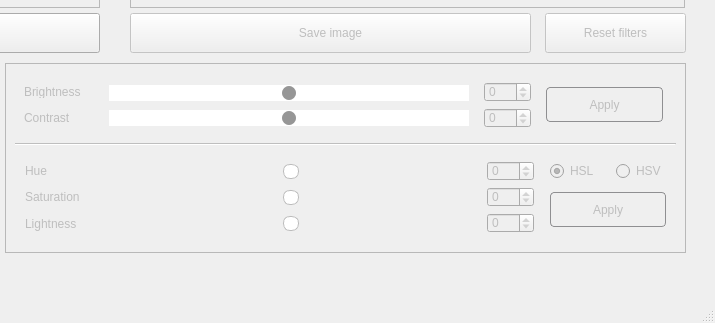
Above: view.ui from kryakkva/PhotoLab before the change; both pictures show x 485 to 1200 and y 477 to 800 of the 1200 by 800 pixel window. Below: the same form after it.
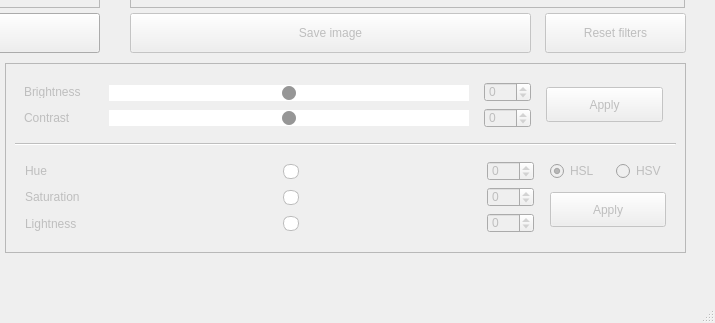
That is the form after the change.

```diff
--- a/view.ui
+++ b/view.ui
@@ -469,19 +469,6 @@
            <height>35</height>
           </size>
          </property>
-         <property name="styleSheet">
-          <string notr="true">QPushButton {
-    border: 1px solid #8f8f91;
-    border-radius: 4px;
-    background-color: qlineargradient(x1: 0, y1: 0, x2: 0, y2: 1,
-                                      stop: 0 #f6f7fa, stop: 1 #dadbde);
-}
-
-QPushButton:pressed {
-    background-color: qlineargradient(x1: 0, y1: 0, x2: 0, y2: 1,
-                                      stop: 0 #dadbde, stop: 1 #f6f7fa);
-}</string>
-         </property>
          <property name="text">
           <string>Apply</string>
          </property>
@@ -996,19 +983,6 @@
            <height>35</height>
           </size>
          </property>
-         <property name="styleSheet">
-          <string notr="true">QPushButton {
-    border: 1px solid #8f8f91;
-    border-radius: 4px;
-    background-color: qlineargradient(x1: 0, y1: 0, x2: 0, y2: 1,
-                                      stop: 0 #f6f7fa, stop: 1 #dadbde);
-}
-
-QPushButton:pressed {
-    background-color: qlineargradient(x1: 0, y1: 0, x2: 0, y2: 1,
-                                      stop: 0 #dadbde, stop: 1 #f6f7fa);
-}</string>
-         </property>
          <property name="text">
           <string>Apply</string>
          </property>
@@ -1169,7 +1143,7 @@
     <property name="geometry">
      <rect>
       <x>596</x>
-      <y>695</y>
+      <y>694</y>
       <width>360</width>
       <height>16</height>
      </rect>
@@ -1185,7 +1159,7 @@
     <property name="geometry">
      <rect>
       <x>596</x>
-      <y>635</y>
+      <y>643</y>
       <width>360</width>
       <height>16</height>
      </rect>
@@ -1204,7 +1178,7 @@
     <property name="geometry">
      <rect>
       <x>596</x>
-      <y>665</y>
+      <y>668</y>
       <width>360</width>
       <height>16</height>
      </rect>
```
